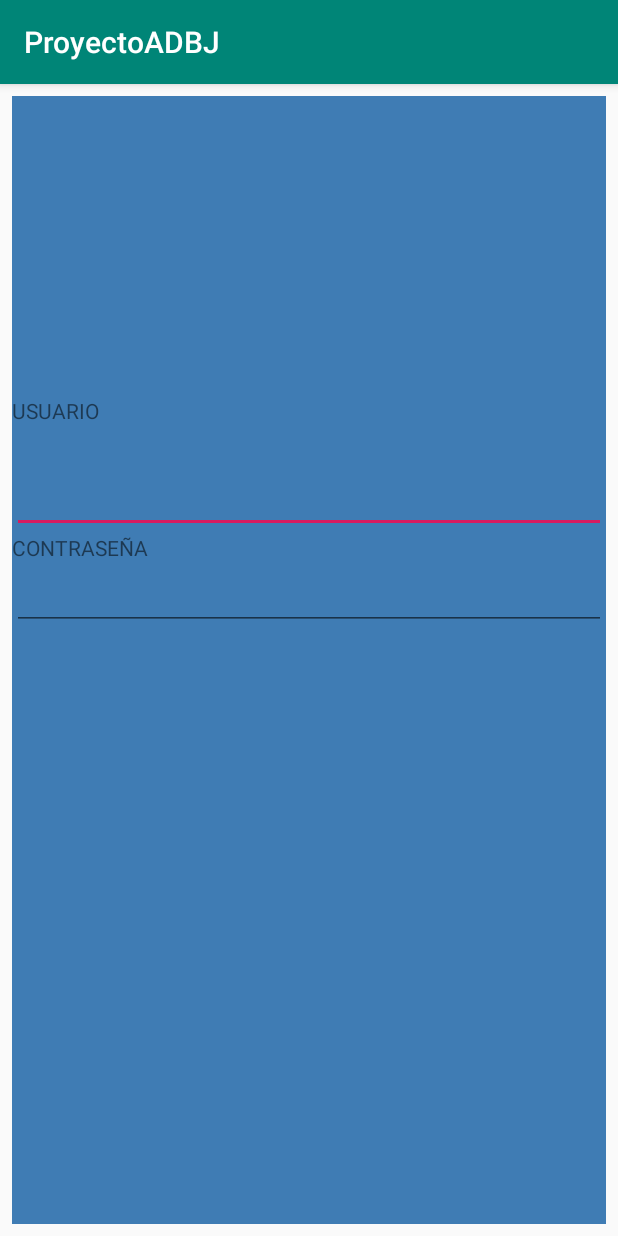
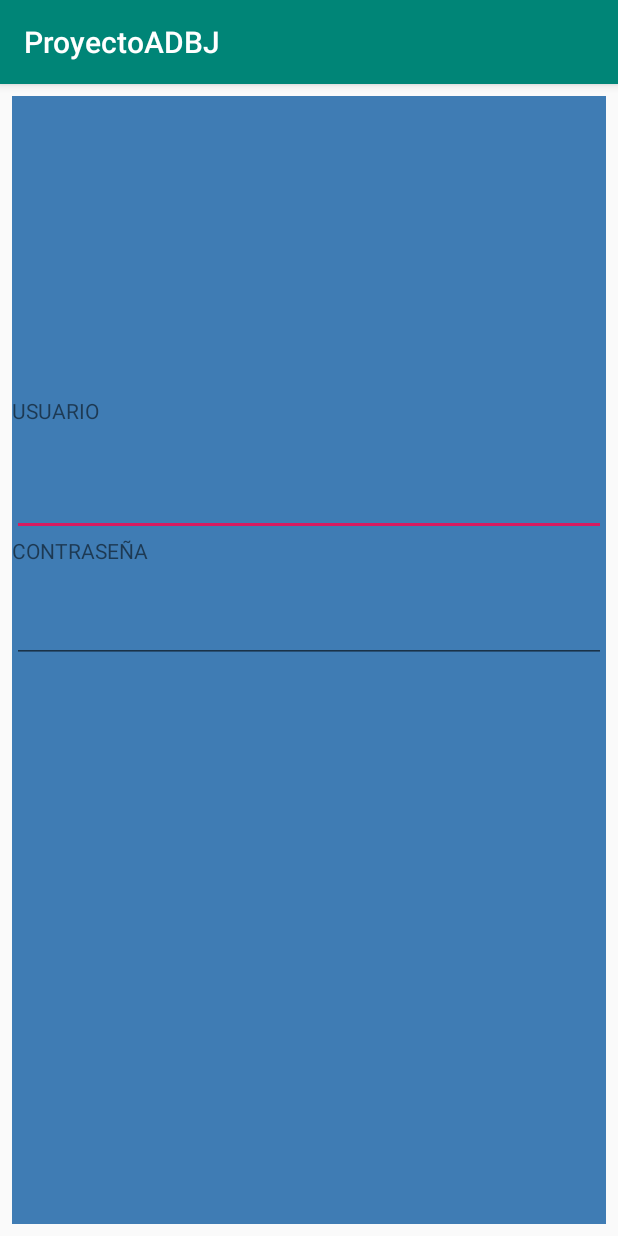
Before and after one commit to PowertrainFSAE47/ProyectoADBJ, an Android app: the screen it shows after launch (MainActivity), on a phone screen of 412 x 824 dp. Run offline under Robolectric (Android 15) with nearby library versions, the phone set to English and light mode, and no system bars.

Commit message:
Actualizada interfaz

```diff
--- a/Android/ProyectoADBJ/app/src/main/res/layout/activity_main.xml
+++ b/Android/ProyectoADBJ/app/src/main/res/layout/activity_main.xml
@@ -27,7 +27,7 @@
 
         <LinearLayout
             android:layout_width="match_parent"
-            android:layout_height="200dp"
+            android:layout_height="180dp"
             android:orientation="vertical">
 
             <TextView
@@ -39,7 +39,7 @@
             <EditText
                 android:id="@+id/editText"
                 android:layout_width="match_parent"
-                android:layout_height="72dp"
+                android:layout_height="74dp"
                 android:ems="10"
                 android:inputType="textPersonName" />
 
@@ -52,7 +52,7 @@
             <EditText
                 android:id="@+id/editText2"
                 android:layout_width="match_parent"
-                android:layout_height="wrap_content"
+                android:layout_height="65dp"
                 android:ems="10"
                 android:inputType="textPassword" />
         </LinearLayout>
```
